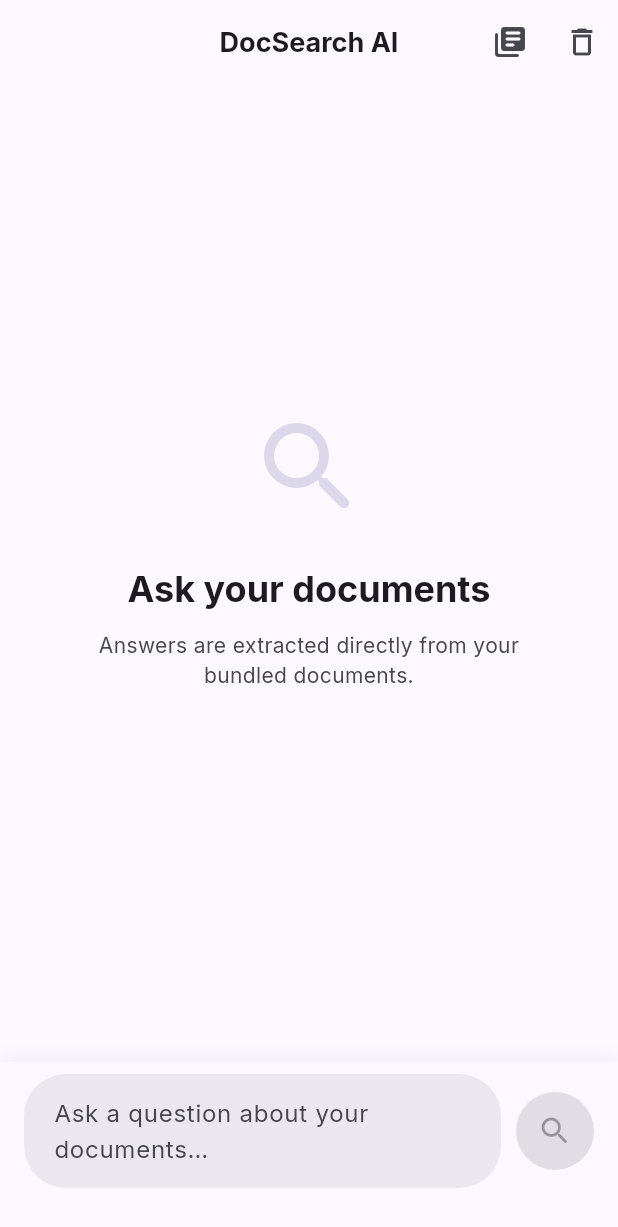
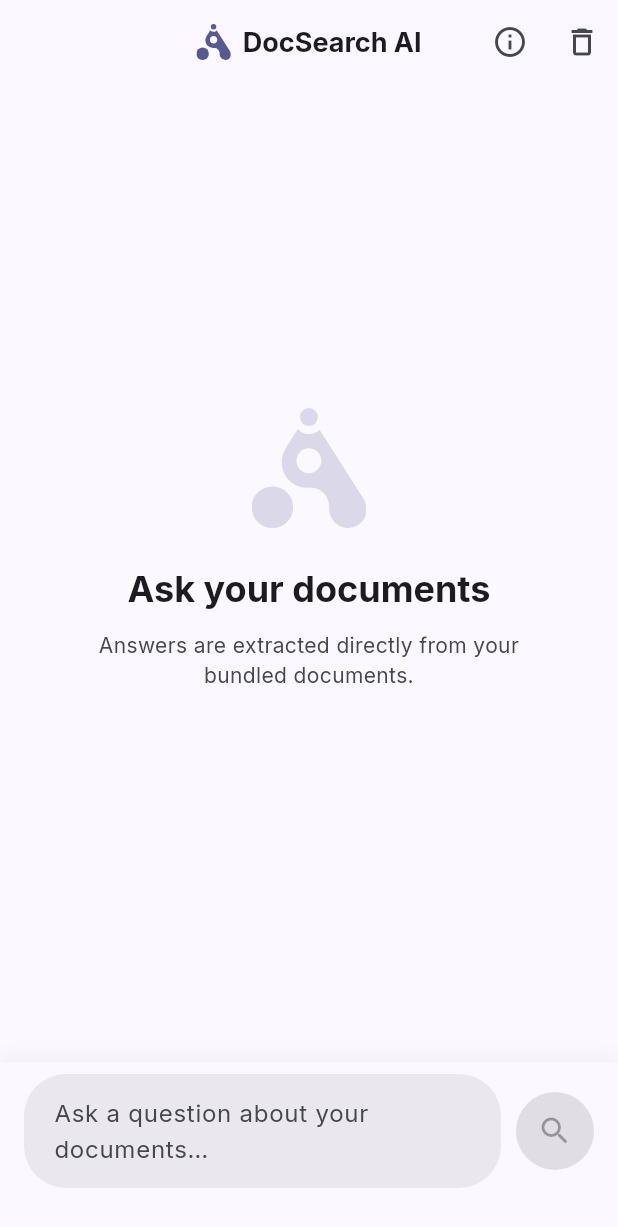
Before and after one commit to RitutoshAeologic/flutter_chatkit, a Flutter app: the screen it shows after launch, on a phone screen of 412 x 824 dp. Shown: the top 1227 px of the screen. Run offline on Flutter 3.47's test engine with Material 3 defaults, Android fonts, the phone set to English and light mode, and no system bars; drawn by our look-alikes of flutter_animate; our stand-ins replace connectivity_plus, flutter_svg, get, google_fonts, objectbox, shared_preferences; missing offline and left inert: syncfusion_flutter_pdf; generated files the repository leaves out were written again; network calls fail.

Commit message:
feat(ui): integrate aeologic_logo.svg as app logo across Ingestion and Chat screens

```diff
--- a/lib/features/chat/screens/chat_screen.dart
+++ b/lib/features/chat/screens/chat_screen.dart
@@ -2,6 +2,7 @@ import 'dart:async';
 
 import 'package:flutter/material.dart';
 import 'package:flutter_animate/flutter_animate.dart';
+import 'package:flutter_svg/flutter_svg.dart';
 import 'package:get/get.dart';
 
 import '../../../core/network_service.dart';
@@ -108,13 +109,27 @@ class _ChatScreenState extends State<ChatScreen> {
     return Scaffold(
       appBar: AppBar(
         centerTitle: true,
-        title: const Text(
-          'DocSearch AI',
-          style: TextStyle(fontWeight: FontWeight.bold, fontSize: 18),
+        title: Row(
+          mainAxisSize: MainAxisSize.min,
+          children: [
+            SvgPicture.asset(
+              'assets/svg/aeologic_logo.svg',
+              height: 24,
+              colorFilter: ColorFilter.mode(
+                theme.colorScheme.primary,
+                BlendMode.srcIn,
+              ),
+            ),
+            const SizedBox(width: 8),
+            const Text(
+              'DocSearch AI',
+              style: TextStyle(fontWeight: FontWeight.bold, fontSize: 18),
+            ),
+          ],
         ),
         actions: [
           IconButton(
-            icon: const Icon(Icons.library_books_rounded),
+            icon: const Icon(Icons.info_outline),
             tooltip: 'Knowledge Base',
             onPressed: () => Get.toNamed('/kb-viewer'),
           ),
@@ -273,9 +288,14 @@ class _EmptyState extends StatelessWidget {
         child: Column(
           mainAxisAlignment: MainAxisAlignment.center,
           children: [
-            Icon(Icons.search_rounded,
-                size: 80,
-                color: theme.colorScheme.primary.withValues(alpha: 0.2)),
+            SvgPicture.asset(
+              'assets/svg/aeologic_logo.svg',
+              height: 80,
+              colorFilter: ColorFilter.mode(
+                theme.colorScheme.primary.withValues(alpha: 0.2),
+                BlendMode.srcIn,
+              ),
+            ),
             const SizedBox(height: 24),
             Text(
               'Ask your documents',
--- a/pubspec.yaml
+++ b/pubspec.yaml
@@ -30,6 +30,7 @@ dependencies:
   # Document ingestion — bundled assets only (no user upload)
   syncfusion_flutter_pdf: ^27.2.4
   crypto: ^3.0.3
+  flutter_svg: ^2.2.4
 
 dev_dependencies:
   flutter_test:
@@ -46,6 +47,7 @@ flutter:
   # They will be indexed on first install and searched offline.
   assets:
     - assets/pdfs/
+    - assets/svg/
     # Add individual files here when you have PDFs:
     # - assets/pdfs/product_manual.pdf
     # - assets/pdfs/faq.pdf
```
Also changed, not shown: lib/features/ingestion/ingestion_screen.dart (+13 -9 lines), assets/svg/aeologic_logo.svg (added), pubspec.lock.
